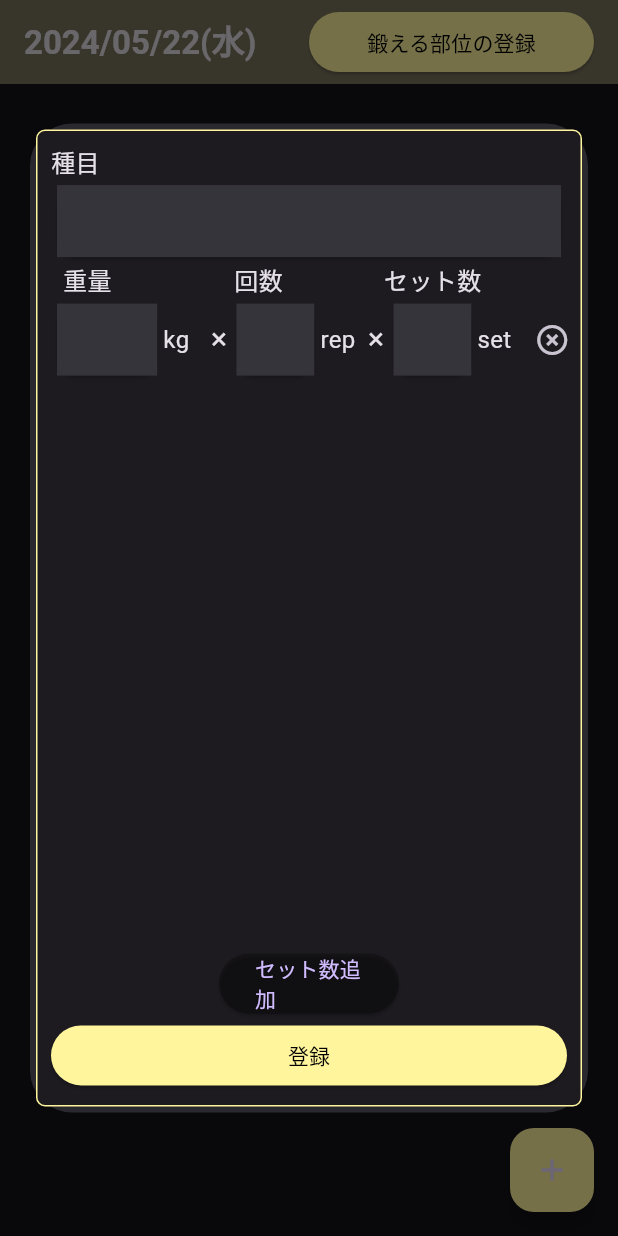
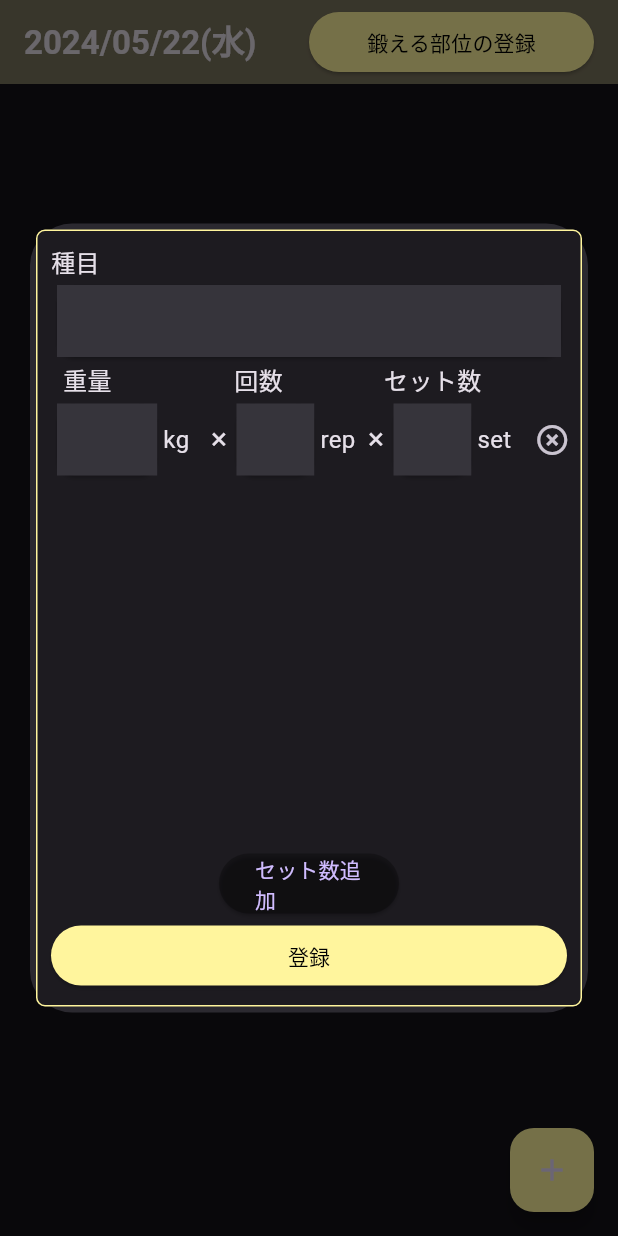
Before and after one commit to kana0830/gym_freak, a Flutter app: the TrainingMemo screen opened directly, after a tap on the "add" icon, on a phone screen of 412 x 824 dp. Run offline on Flutter 3.47's test engine with Material 3 defaults, Android fonts, the phone set to English and light mode, and no system bars; our stand-ins replace cloud_firestore, firebase_auth, firebase_core, flutter_datetime_picker_plus, flutter_riverpod, flutter_signin_button and 3 more; missing offline and left inert: age_calculator; accounts and stored records are empty; generated files the repository leaves out were written again; Roboto replaces fonts that are missing (Japanese).

Commit message:
ダイアログのレイアウト調整

```diff
--- a/lib/views/screens/pages/training_memo/training_memo_dialog.dart
+++ b/lib/views/screens/pages/training_memo/training_memo_dialog.dart
@@ -93,10 +93,9 @@ class TrainingMemoDialog extends ConsumerWidget {
     /// トレーニング記録ダイアログ
     return Dialog(
       insetPadding: const EdgeInsets.all(20.0),
-      child: Container(
-        constraints: BoxConstraints(
-          minHeight: screenSize.height * 0.1,
-          maxHeight: screenSize.height * 0.8,
+      child: ConstrainedBox(
+        constraints: const BoxConstraints(
+          minWidth: 300,
         ),
         child: Card(
           shadowColor: Colors.transparent,
@@ -108,6 +107,7 @@ class TrainingMemoDialog extends ConsumerWidget {
           child: Padding(
             padding: const EdgeInsets.all(10.0),
             child: Column(
+              mainAxisSize: MainAxisSize.min,
               children: [
                 /// 記録の表示
                 Column(
@@ -169,7 +169,8 @@ class TrainingMemoDialog extends ConsumerWidget {
                 ),
 
                 /// 記録入力リスト
-                Expanded(
+                ConstrainedBox(
+                  constraints: BoxConstraints(minHeight: 0, maxHeight: 300),
                   child: ListView.builder(
                     itemCount: menu.length,
                     itemBuilder: (context, index) {
```
